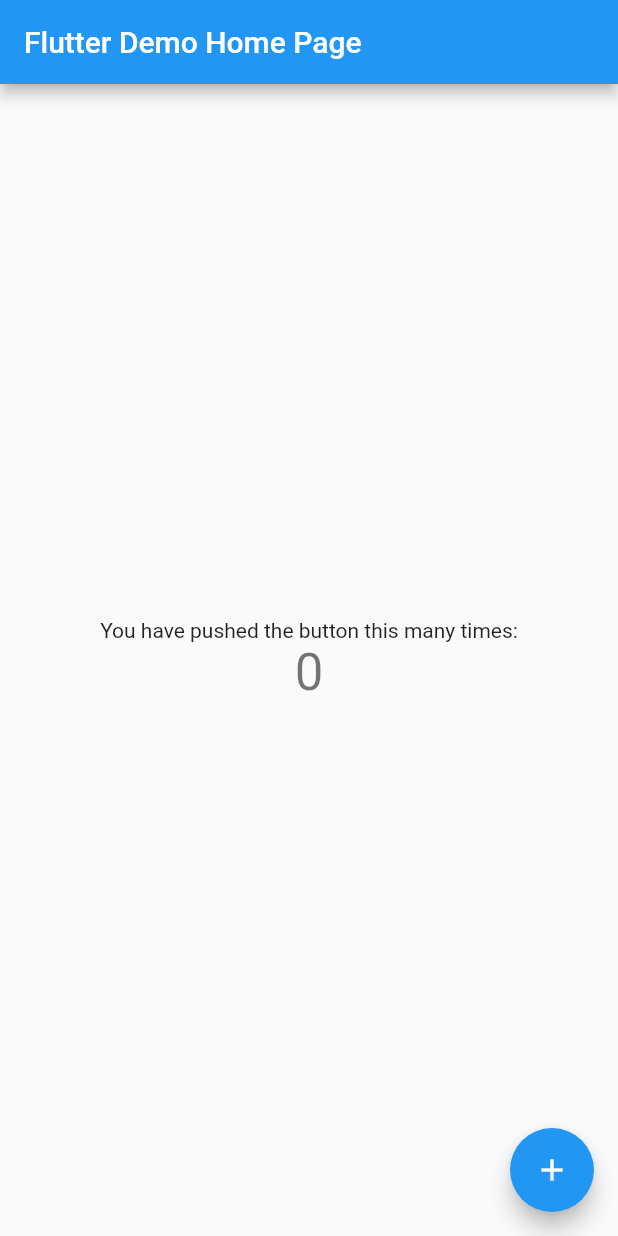
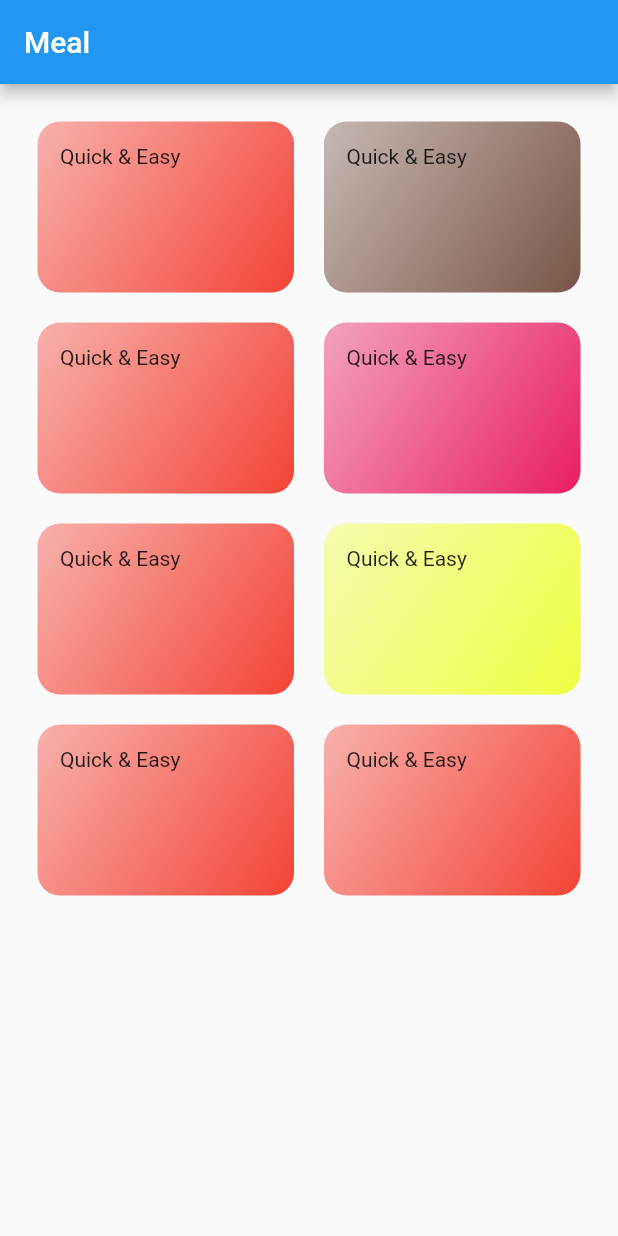
Before and after one commit to adebayoAdesina/Flutter_Meal_App, a Flutter app: the screen it shows after launch, on a phone screen of 412 x 824 dp. Run offline on Flutter 3.47's test engine with Material 2 defaults, Android fonts, the phone set to English and light mode, and no system bars.

```diff
--- a/lib/main.dart
+++ b/lib/main.dart
@@ -1,4 +1,5 @@
 import 'package:flutter/material.dart';
+import 'package:meal_app/screen/home_screen.dart';
 
 void main() {
   runApp(const MyApp());
@@ -12,104 +13,8 @@ class MyApp extends StatelessWidget {
   Widget build(BuildContext context) {
     return MaterialApp(
       title: 'Flutter Demo',
-      theme: ThemeData(
-        // This is the theme of your application.
-        //
-        // Try running your application with "flutter run". You'll see the
-        // application has a blue toolbar. Then, without quitting the app, try
-        // changing the primarySwatch below to Colors.green and then invoke
-        // "hot reload" (press "r" in the console where you ran "flutter run",
-        // or simply save your changes to "hot reload" in a Flutter IDE).
-        // Notice that the counter didn't reset back to zero; the application
-        // is not restarted.
-        primarySwatch: Colors.blue,
-      ),
-      home: const MyHomePage(title: 'Flutter Demo Home Page'),
+      theme: ThemeData(),
+      home: const HomeScreen(),
     );
   }
 }
-
-class MyHomePage extends StatefulWidget {
-  const MyHomePage({Key? key, required this.title}) : super(key: key);
-
-  // This widget is the home page of your application. It is stateful, meaning
-  // that it has a State object (defined below) that contains fields that affect
-  // how it looks.
-
-  // This class is the configuration for the state. It holds the values (in this
-  // case the title) provided by the parent (in this case the App widget) and
-  // used by the build method of the State. Fields in a Widget subclass are
-  // always marked "final".
-
-  final String title;
-
-  @override
-  State<MyHomePage> createState() => _MyHomePageState();
-}
-
-class _MyHomePageState extends State<MyHomePage> {
-  int _counter = 0;
-
-  void _incrementCounter() {
-    setState(() {
-      // This call to setState tells the Flutter framework that something has
-      // changed in this State, which causes it to rerun the build method below
-      // so that the display can reflect the updated values. If we changed
-      // _counter without calling setState(), then the build method would not be
-      // called again, and so nothing would appear to happen.
-      _counter++;
-    });
-  }
-
-  @override
-  Widget build(BuildContext context) {
-    // This method is rerun every time setState is called, for instance as done
-    // by the _incrementCounter method above.
-    //
-    // The Flutter framework has been optimized to make rerunning build methods
-    // fast, so that you can just rebuild anything that needs updating rather
-    // than having to individually change instances of widgets.
-    return Scaffold(
-      appBar: AppBar(
-        // Here we take the value from the MyHomePage object that was created by
-        // the App.build method, and use it to set our appbar title.
-        title: Text(widget.title),
-      ),
-      body: Center(
-        // Center is a layout widget. It takes a single child and positions it
-        // in the middle of the parent.
-        child: Column(
-          // Column is also a layout widget. It takes a list of children and
-          // arranges them vertically. By default, it sizes itself to fit its
-          // children horizontally, and tries to be as tall as its parent.
-          //
-          // Invoke "debug painting" (press "p" in the console, choose the
-          // "Toggle Debug Paint" action from the Flutter Inspector in Android
-          // Studio, or the "Toggle Debug Paint" command in Visual Studio Code)
-          // to see the wireframe for each widget.
-          //
-          // Column has various properties to control how it sizes itself and
-          // how it positions its children. Here we use mainAxisAlignment to
-          // center the children vertically; the main axis here is the vertical
-          // axis because Columns are vertical (the cross axis would be
-          // horizontal).
-          mainAxisAlignment: MainAxisAlignment.center,
-          children: <Widget>[
-            const Text(
-              'You have pushed the button this many times:',
-            ),
-            Text(
-              '$_counter',
-              style: Theme.of(context).textTheme.headline4,
-            ),
-          ],
-        ),
-      ),
-      floatingActionButton: FloatingActionButton(
-        onPressed: _incrementCounter,
-        tooltip: 'Increment',
-        child: const Icon(Icons.add),
-      ), // This trailing comma makes auto-formatting nicer for build methods.
-    );
-  }
-}
--- /dev/null
+++ b/lib/model/category_model.dart
@@ -0,0 +1,57 @@
+import 'package:flutter/material.dart';
+import 'package:meal_app/util/color.dart';
+
+class Category {
+  String? id;
+  String? title;
+  Color? color;
+
+  Category({
+    this.id,
+    this.title,
+    this.color = kCategoryColor
+  });
+}
+
+List<Category> categories = [
+  Category(
+    id: 'c1',
+    title: 'Quick & Easy',
+    color: Colors.red
+  ),
+  Category(
+    id: 'c2',
+    title: 'Quick & Easy',
+    color: Colors.brown
+  ),
+  Category(
+    id: 'c3',
+    title: 'Quick & Easy',
+    color: Colors.red
+  ),
+  Category(
+    id: 'c4',
+    title: 'Quick & Easy',
+    color: Colors.pink
+  ),
+  Category(
+    id: 'c5',
+    title: 'Quick & Easy',
+    color: Colors.red
+  ),
+  Category(
+    id: 'c6',
+    title: 'Quick & Easy',
+    color: Colors.limeAccent
+  ),
+  Category(
+    id: 'c7',
+    title: 'Quick & Easy',
+    color: Colors.red
+  ),
+  Category(
+    id: 'c8',
+    title: 'Quick & Easy',
+    color: Colors.red
+  ),
+];
--- /dev/null
+++ b/lib/screen/home_screen.dart
@@ -0,0 +1,38 @@
+import 'package:flutter/material.dart';
+import 'package:meal_app/model/category_model.dart';
+
+class HomeScreen extends StatelessWidget {
+  const HomeScreen({Key? key}) : super(key: key);
+
+  @override
+  Widget build(BuildContext context) {
+    return Scaffold(
+      appBar: AppBar(
+        title: const Text('Meal'),
+      ),
+      body: GridView.builder(
+        padding: const EdgeInsets.all(25.0),
+        gridDelegate: const SliverGridDelegateWithMaxCrossAxisExtent(
+          maxCrossAxisExtent: 300.0,
+          childAspectRatio: 3 / 2,
+          crossAxisSpacing: 20.0,
+          mainAxisSpacing: 20.0,
+        ),
+        itemCount: categories.length,
+        itemBuilder: (context, index) {
+          Category category = categories[index];
+          return Container(
+            padding: const EdgeInsets.all(15.0),
+            child: Text(category.title.toString()),
+            decoration: BoxDecoration(
+                gradient: LinearGradient(colors: [
+                  category.color!.withOpacity(0.4),
+                  category.color!,
+                ], begin: Alignment.topLeft, end: Alignment.bottomRight),
+                borderRadius: BorderRadius.circular(15.0)),
+          );
+        },
+      ),
+    );
+  }
+}
--- /dev/null
+++ b/lib/util/color.dart
@@ -0,0 +1,3 @@
+import 'package:flutter/material.dart';
+
+const kCategoryColor = Colors.orange;
```
Also changed, not shown: assets/fonts/Libre_Baskerville/OFL.txt (added, +94 -0 lines), pubspec.yaml (+10 -5 lines), assets/fonts/Libre_Baskerville/LibreBaskerville-Bold.ttf (added), assets/fonts/Libre_Baskerville/LibreBaskerville-Italic.ttf (added), assets/fonts/Libre_Baskerville/LibreBaskerville-Regular.ttf (added).
